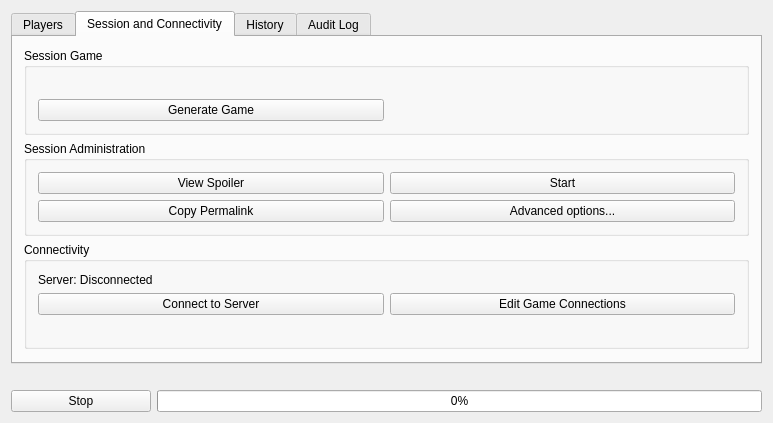
Before: the Qt Designer form randovania/gui/ui_files/multiplayer_session.ui in randovania/randovania, drawn with Qt 5.
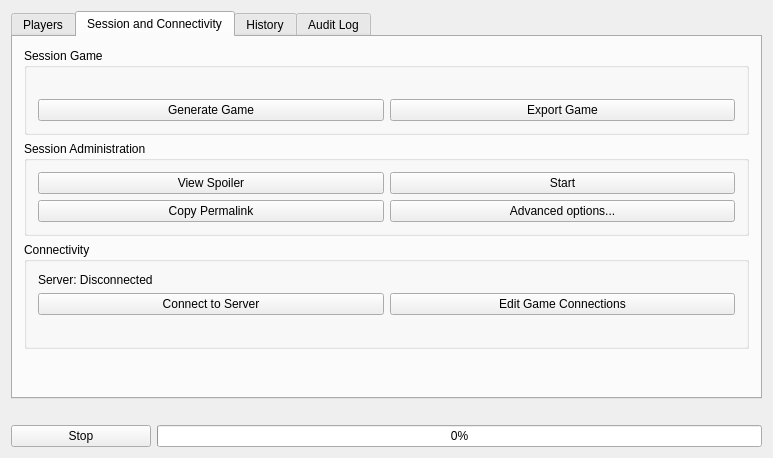
After: the same form once the commit is applied. The open tabs and pages were chosen to show the change.

Commit message:
UI improvements for multiplayer session
- Added: An "Export Game" button has been added to "Session and Connectivity" tab as a shortcut to export any of your worlds.
- Fixed: Any buttons for changing presets or deleting worlds are properly disabled when a game is being generated.

Patch:
```diff
--- a/randovania/gui/ui_files/multiplayer_session.ui
+++ b/randovania/gui/ui_files/multiplayer_session.ui
@@ -7,7 +7,7 @@
     <x>0</x>
     <y>0</y>
     <width>773</width>
-    <height>418</height>
+    <height>458</height>
    </rect>
   </property>
   <property name="windowTitle">
@@ -68,6 +68,13 @@
              </property>
             </widget>
            </item>
+           <item row="2" column="1">
+            <widget class="QPushButton" name="export_game_button">
+             <property name="text">
+              <string>Export Game</string>
+             </property>
+            </widget>
+           </item>
           </layout>
          </widget>
         </item>
```
The commit also changes 3 other files.
